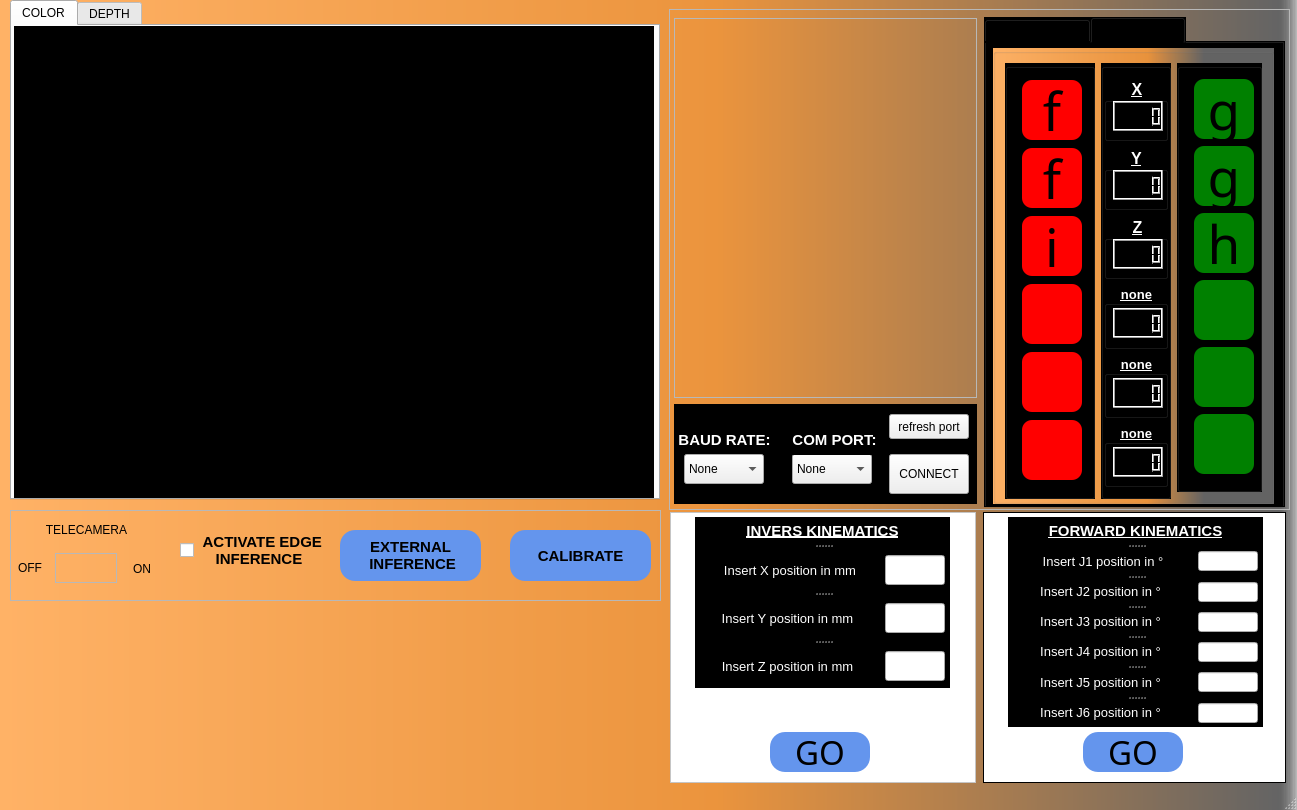
Qt form documents/mainwindow.ui (AntonioConsiglio/5D-robot-consolle) before a commit.
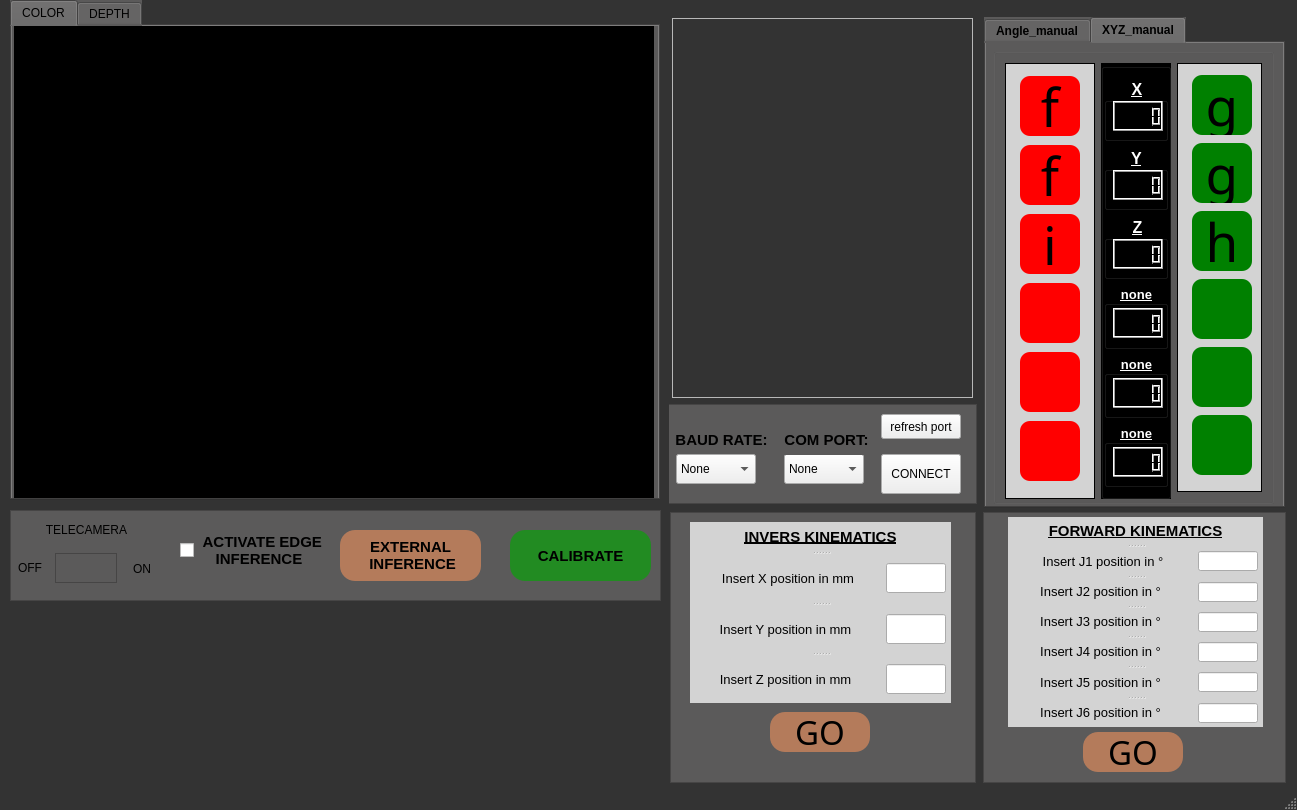
The same form after that commit. Icons and pictures are not drawn.

Commit message: main window ui designer file

```diff
--- a/documents/mainwindow.ui
+++ b/documents/mainwindow.ui
@@ -28,8 +28,7 @@
   </property>
   <property name="styleSheet">
    <string notr="true">QMainWindow{
-background-color:qlineargradient(spread:pad, x1:0, y1:0, x2:1, y2:0, stop:0 rgba(255, 178, 102, 255), stop:0.55 rgba(235, 148, 61, 255), stop:0.98 rgba(100, 100, 100, 255), stop:1 rgba(0, 0, 0, 0));
-}</string>
+background-color:#333333;}</string>
   </property>
   <widget class="QWidget" name="centralwidget">
    <property name="sizePolicy">
@@ -38,6 +37,9 @@
      <verstretch>0</verstretch>
     </sizepolicy>
    </property>
+   <property name="styleSheet">
+    <string notr="true"/>
+   </property>
    <widget class="QTabWidget" name="camera_tab">
     <property name="geometry">
      <rect>
@@ -53,6 +55,10 @@
       <verstretch>0</verstretch>
      </sizepolicy>
     </property>
+    <property name="styleSheet">
+     <string notr="true">
+QWidget{background-color:#5B5A5A;}</string>
+    </property>
     <property name="currentIndex">
      <number>0</number>
     </property>
@@ -120,21 +126,25 @@
       <verstretch>0</verstretch>
      </sizepolicy>
     </property>
+    <property name="styleSheet">
+     <string notr="true">#frame{
+border-color: #5B5A5A;}</string>
+    </property>
     <property name="frameShape">
-     <enum>QFrame::StyledPanel</enum>
+     <enum>QFrame::NoFrame</enum>
     </property>
     <property name="frameShadow">
-     <enum>QFrame::Sunken</enum>
+     <enum>QFrame::Plain</enum>
     </property>
     <property name="lineWidth">
-     <number>2</number>
+     <number>0</number>
     </property>
     <widget class="QFrame" name="frame_2">
      <property name="geometry">
       <rect>
-       <x>5</x>
+       <x>3</x>
        <y>9</y>
-       <width>303</width>
+       <width>301</width>
        <height>380</height>
       </rect>
      </property>
@@ -164,9 +174,9 @@
     <widget class="QFrame" name="frame_4">
      <property name="geometry">
       <rect>
-       <x>5</x>
+       <x>-3</x>
        <y>395</y>
-       <width>303</width>
+       <width>311</width>
        <height>100</height>
       </rect>
      </property>
@@ -179,15 +189,15 @@
      <property name="styleSheet">
       <string notr="true">QFrame
 {
-background-color:black;
+background-color:#5B5A5A;
 }
 </string>
      </property>
      <property name="frameShape">
-      <enum>QFrame::Panel</enum>
+      <enum>QFrame::StyledPanel</enum>
      </property>
      <property name="frameShadow">
-      <enum>QFrame::Plain</enum>
+      <enum>QFrame::Raised</enum>
      </property>
      <widget class="QComboBox" name="com_port">
       <property name="geometry">
@@ -211,7 +221,7 @@
      <widget class="QLabel" name="label">
       <property name="geometry">
        <rect>
-        <x>0</x>
+        <x>5</x>
         <y>20</y>
         <width>101</width>
         <height>31</height>
@@ -227,7 +237,7 @@
        </font>
       </property>
       <property name="styleSheet">
-       <string notr="true">color:white;</string>
+       <string notr="true">color:black;</string>
       </property>
       <property name="text">
        <string>BAUD RATE:</string>
@@ -255,7 +265,7 @@
        </font>
       </property>
       <property name="styleSheet">
-       <string notr="true">color:white;</string>
+       <string notr="true">color:black;</string>
       </property>
       <property name="text">
        <string>COM PORT:</string>
@@ -354,8 +364,8 @@
       </font>
      </property>
      <property name="styleSheet">
-      <string notr="true">QTabWidget{border-color: yellow;border:2px;border-style:solid;}
-QWidget{background-color:black;}</string>
+      <string notr="true">
+QWidget{background-color:#5B5A5A;}</string>
      </property>
      <property name="tabShape">
       <enum>QTabWidget::Rounded</enum>
@@ -1260,7 +1270,7 @@
        </property>
        <property name="styleSheet">
         <string notr="true">QGroupBox{
-background-color:qlineargradient(spread:pad, x1:0, y1:0, x2:1, y2:0, stop:0 rgba(255, 178, 102, 255), stop:0.55 rgba(235, 148, 61, 255), stop:0.75 rgba(100, 100, 100, 255), stop:1 rgba(100, 100, 100, 255));
+background-color:#5B5A5A;
 }</string>
        </property>
        <property name="title">
@@ -1284,7 +1294,10 @@
           <property name="styleSheet">
            <string notr="true">QGroupBox
 {
-background-color:black;
+background-color:lightgray;
+border-color:black;
+border-width:1px;
+border-style:groove;
 }</string>
           </property>
           <property name="title">
@@ -1587,7 +1600,10 @@
           <property name="styleSheet">
            <string notr="true">QGroupBox
 {
-background-color:black;
+background-color:lightgray;
+border-color:black;
+border-width:1px;
+border-style:groove;
 }</string>
           </property>
           <property name="title">
@@ -2159,19 +2175,22 @@
     </property>
     <property name="styleSheet">
      <string notr="true">#frame_5{
-background-color:white;}</string>
+background-color: #5B5A5A;}</string>
     </property>
     <property name="frameShape">
      <enum>QFrame::StyledPanel</enum>
     </property>
     <property name="frameShadow">
-     <enum>QFrame::Plain</enum>
+     <enum>QFrame::Raised</enum>
+    </property>
+    <property name="lineWidth">
+     <number>1</number>
     </property>
     <widget class="QPushButton" name="start_invers_kinematic">
      <property name="geometry">
       <rect>
        <x>100</x>
-       <y>220</y>
+       <y>200</y>
        <width>100</width>
        <height>40</height>
       </rect>
@@ -2208,7 +2227,7 @@
 {
 border: 2px sunken;
 border-radius:15px;
-background-color:#6495ED;
+background-color:#b47b5b;
 
 }
 QPushButton:hover
@@ -2227,16 +2246,21 @@
     <widget class="QSplitter" name="splitter">
      <property name="geometry">
       <rect>
-       <x>25</x>
-       <y>5</y>
-       <width>255</width>
-       <height>171</height>
+       <x>20</x>
+       <y>10</y>
+       <width>261</width>
+       <height>181</height>
       </rect>
      </property>
+     <property name="font">
+      <font>
+       <kerning>true</kerning>
+      </font>
+     </property>
      <property name="styleSheet">
       <string notr="true">QSplitter
 {
-	background:black;
+	background:lightgray;
 }
 
 </string>
@@ -2260,7 +2284,7 @@
        </font>
       </property>
       <property name="styleSheet">
-       <string notr="true">color:white;</string>
+       <string notr="true">color:black;</string>
       </property>
       <property name="text">
        <string>INVERS KINEMATICS</string>
@@ -2294,7 +2318,10 @@
           </font>
          </property>
          <property name="styleSheet">
-          <string notr="true">color:white;</string>
+          <string notr="true">color:black;</string>
+         </property>
+         <property name="lineWidth">
+          <number>0</number>
          </property>
          <property name="text">
           <string>Insert X position in mm</string>
@@ -2342,7 +2369,7 @@
           </size>
          </property>
          <property name="styleSheet">
-          <string notr="true">color:white;
+          <string notr="true">color:black;
 font-size:10pt;</string>
          </property>
          <property name="text">
@@ -2397,7 +2424,7 @@
           </size>
          </property>
          <property name="styleSheet">
-          <string notr="true">color:white;
+          <string notr="true">color:black;
 font-size:10pt;</string>
          </property>
          <property name="text">
@@ -2448,13 +2475,13 @@
     </property>
     <property name="styleSheet">
      <string notr="true">#frame_6{
-background-color:white;}</string>
+background-color:#5B5A5A;}</string>
     </property>
     <property name="frameShape">
-     <enum>QFrame::Box</enum>
+     <enum>QFrame::StyledPanel</enum>
     </property>
     <property name="frameShadow">
-     <enum>QFrame::Plain</enum>
+     <enum>QFrame::Raised</enum>
     </property>
     <widget class="QSplitter" name="splitter_2">
      <property name="geometry">
@@ -2468,7 +2495,7 @@
      <property name="styleSheet">
       <string notr="true">QSplitter
 {
-	background:black;
+	background:lightgray;
 }
 
 </string>
@@ -2495,7 +2522,7 @@
        </font>
       </property>
       <property name="styleSheet">
-       <string notr="true">color:white;</string>
+       <string notr="true">color:black;</string>
       </property>
       <property name="text">
        <string>FORWARD KINEMATICS</string>
@@ -2535,7 +2562,7 @@
           </font>
          </property>
          <property name="styleSheet">
-          <string notr="true">color:white;</string>
+          <string notr="true">color:black;</string>
          </property>
          <property name="text">
           <string>Insert J1 position in °</string>
@@ -2589,7 +2616,7 @@
           </size>
          </property>
          <property name="styleSheet">
-          <string notr="true">color:white;
+          <string notr="true">color:black;
 font-size:10pt;</string>
          </property>
          <property name="text">
@@ -2644,7 +2671,7 @@
           </size>
          </property>
          <property name="styleSheet">
-          <string notr="true">color:white;
+          <string notr="true">color:black;
 font-size:10pt;</string>
          </property>
          <property name="text">
@@ -2699,7 +2726,7 @@
           </size>
          </property>
          <property name="styleSheet">
-          <string notr="true">color:white;
+          <string notr="true">color:black;
 font-size:10pt;</string>
          </property>
          <property name="text">
@@ -2754,7 +2781,7 @@
           </size>
          </property>
          <property name="styleSheet">
-          <string notr="true">color:white;
+          <string notr="true">color:black;
 font-size:10pt;</string>
          </property>
          <property name="text">
@@ -2809,7 +2836,7 @@
           </size>
          </property>
          <property name="styleSheet">
-          <string notr="true">color:white;
+          <string notr="true">color:black;
 font-size:10pt;</string>
          </property>
          <property name="text">
@@ -2883,7 +2910,7 @@
 {
 border: 2px sunken;
 border-radius:15px;
-background-color:#6495ED;
+background-color:#b47b5b;
 
 }
 QPushButton:hover
@@ -2909,6 +2936,10 @@
       <height>91</height>
      </rect>
     </property>
+    <property name="styleSheet">
+     <string notr="true">QFrame{
+background-color:#5B5A5A;}</string>
+    </property>
     <property name="frameShape">
      <enum>QFrame::StyledPanel</enum>
     </property>
@@ -3051,7 +3082,7 @@
 {
 border: 2px sunken;
 border-radius:15px;
-background-color:#6495ED;
+background-color:#228B22;
 
 }
 QPushButton:hover
@@ -3090,7 +3121,7 @@
 {
 border: 2px sunken;
 border-radius:15px;
-background-color:#6495ED;
+background-color:#b47b5b;
 
 }
 QPushButton:hover
```
Left out of the diff: 24 changed lines with no effect on the pictures.
